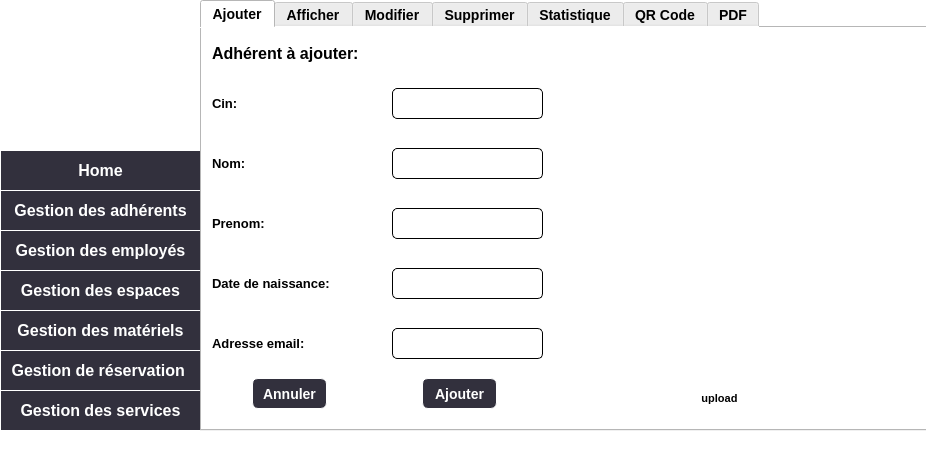
This is adherent/mainwindow.ui in OussemaDv/Smart_Coworking_Space_2A39 as Qt 5 draws it before an edit. The edited form follows.
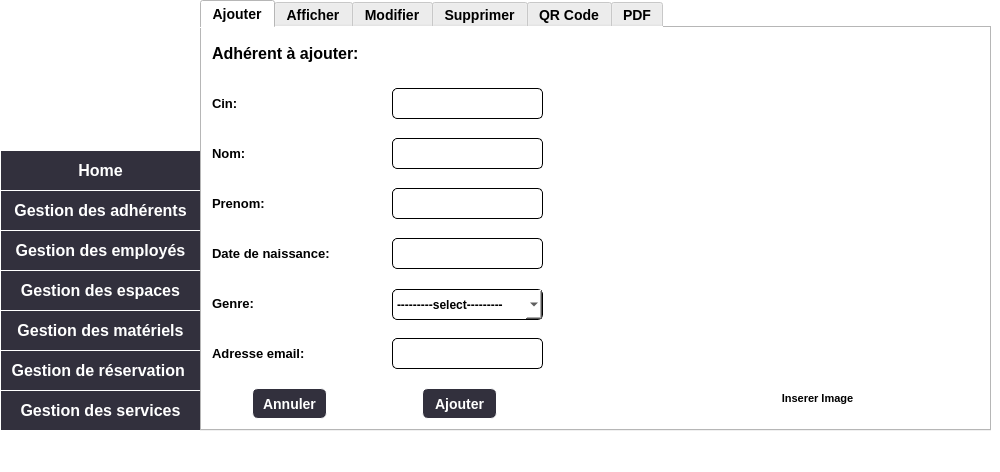
This is the edited form. Icons and pictures are not drawn.

Patch:
```diff
--- a/adherent/mainwindow.ui
+++ b/adherent/mainwindow.ui
@@ -6,8 +6,8 @@
    <rect>
     <x>0</x>
     <y>0</y>
-    <width>926</width>
-    <height>470</height>
+    <width>1000</width>
+    <height>472</height>
    </rect>
   </property>
   <property name="windowTitle">
@@ -241,7 +241,7 @@
      <rect>
       <x>200</x>
       <y>0</y>
-      <width>731</width>
+      <width>791</width>
       <height>431</height>
      </rect>
     </property>
@@ -275,7 +275,7 @@
       <property name="geometry">
        <rect>
         <x>220</x>
-        <y>350</y>
+        <y>360</y>
         <width>75</width>
         <height>31</height>
        </rect>
@@ -302,7 +302,7 @@
       <property name="geometry">
        <rect>
         <x>50</x>
-        <y>350</y>
+        <y>360</y>
         <width>75</width>
         <height>31</height>
        </rect>
@@ -329,7 +329,7 @@
       <property name="geometry">
        <rect>
         <x>190</x>
-        <y>120</y>
+        <y>110</y>
         <width>151</width>
         <height>31</height>
        </rect>
@@ -348,7 +348,7 @@
       <property name="geometry">
        <rect>
         <x>10</x>
-        <y>240</y>
+        <y>210</y>
         <width>131</width>
         <height>31</height>
        </rect>
@@ -366,7 +366,7 @@
       <property name="geometry">
        <rect>
         <x>10</x>
-        <y>120</y>
+        <y>110</y>
         <width>41</width>
         <height>31</height>
        </rect>
@@ -384,7 +384,7 @@
       <property name="geometry">
        <rect>
         <x>190</x>
-        <y>180</y>
+        <y>160</y>
         <width>151</width>
         <height>31</height>
        </rect>
@@ -403,7 +403,7 @@
       <property name="geometry">
        <rect>
         <x>10</x>
-        <y>180</y>
+        <y>160</y>
         <width>61</width>
         <height>31</height>
        </rect>
@@ -421,7 +421,7 @@
       <property name="geometry">
        <rect>
         <x>190</x>
-        <y>240</y>
+        <y>210</y>
         <width>151</width>
         <height>31</height>
        </rect>
@@ -495,7 +495,7 @@
       <property name="geometry">
        <rect>
         <x>190</x>
-        <y>300</y>
+        <y>310</y>
         <width>151</width>
         <height>31</height>
        </rect>
@@ -517,7 +517,7 @@
       <property name="geometry">
        <rect>
         <x>10</x>
-        <y>300</y>
+        <y>310</y>
         <width>131</width>
         <height>31</height>
        </rect>
@@ -534,9 +534,9 @@
      <widget class="QPushButton" name="photo">
       <property name="geometry">
        <rect>
-        <x>480</x>
+        <x>570</x>
         <y>360</y>
-        <width>75</width>
+        <width>91</width>
         <height>21</height>
        </rect>
       </property>
@@ -549,13 +549,13 @@
 }</string>
       </property>
       <property name="text">
-       <string>upload</string>
+       <string>Inserer Image</string>
       </property>
      </widget>
      <widget class="QLabel" name="pic">
       <property name="geometry">
        <rect>
-        <x>370</x>
+        <x>430</x>
         <y>10</y>
         <width>341</width>
         <height>331</height>
@@ -568,7 +568,7 @@
      <widget class="QPushButton" name="aff">
       <property name="geometry">
        <rect>
-        <x>360</x>
+        <x>420</x>
         <y>0</y>
         <width>361</width>
         <height>351</height>
@@ -586,6 +586,56 @@
        <string/>
       </property>
      </widget>
+     <widget class="QLabel" name="label_36">
+      <property name="geometry">
+       <rect>
+        <x>10</x>
+        <y>260</y>
+        <width>131</width>
+        <height>31</height>
+       </rect>
+      </property>
+      <property name="styleSheet">
+       <string notr="true">color: rgb(0, 0, 0);
+font-size: 13px;
+font:bold;</string>
+      </property>
+      <property name="text">
+       <string>Genre:</string>
+      </property>
+     </widget>
+     <widget class="QComboBox" name="genre">
+      <property name="geometry">
+       <rect>
+        <x>190</x>
+        <y>261</y>
+        <width>151</width>
+        <height>31</height>
+       </rect>
+      </property>
+      <property name="styleSheet">
+       <string notr="true">border: 1px solid;
+border-radius: 5px;
+color: rgb(0, 0, 0);
+font-size: 12px;
+font:bold;</string>
+      </property>
+      <item>
+       <property name="text">
+        <string>---------select---------</string>
+       </property>
+      </item>
+      <item>
+       <property name="text">
+        <string>Male</string>
+       </property>
+      </item>
+      <item>
+       <property name="text">
+        <string>Female</string>
+       </property>
+      </item>
+     </widget>
     </widget>
     <widget class="QWidget" name="Afficher">
      <attribute name="title">
@@ -1068,11 +1118,6 @@
       </property>
      </widget>
     </widget>
-    <widget class="QWidget" name="Statistique">
-     <attribute name="title">
-      <string>Statistique</string>
-     </attribute>
-    </widget>
     <widget class="QWidget" name="QRCode">
      <attribute name="title">
       <string>QR Code</string>
```
Left out of the diff: 118 changed lines with no effect on the pictures.
